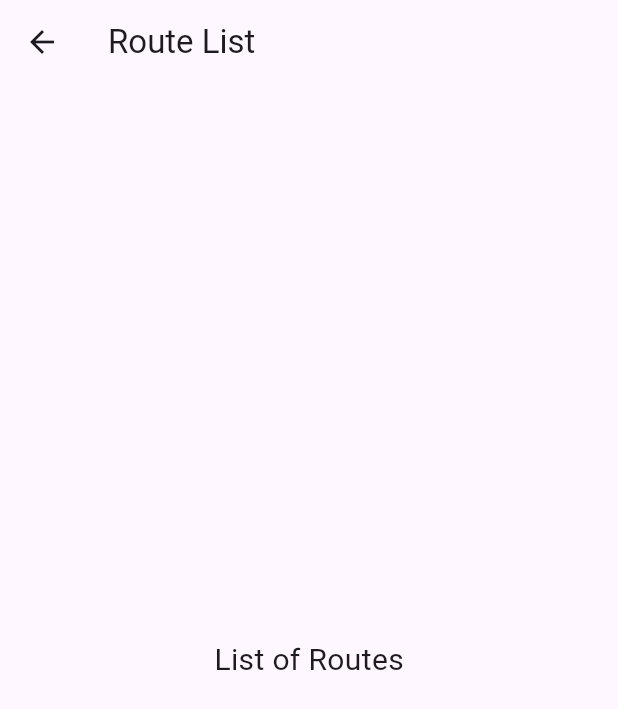
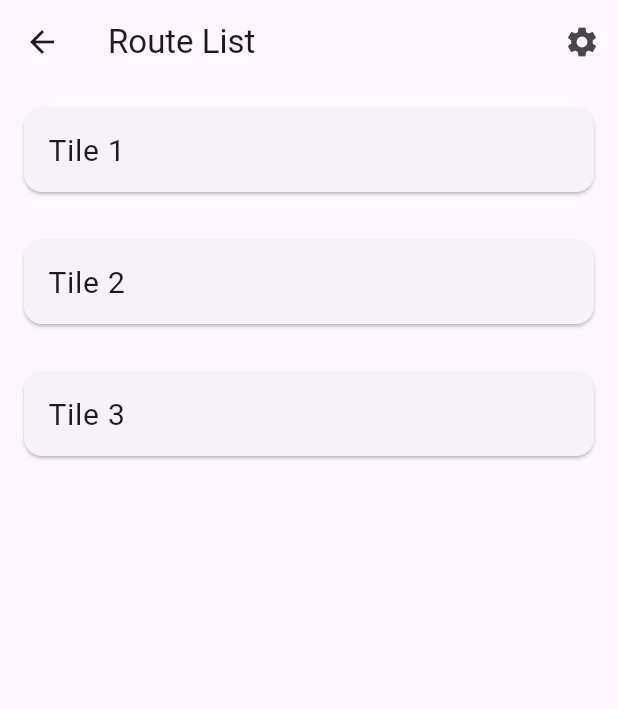
Before and after one commit to samuel-bazinet/hci_mobile_prototype, a Flutter app: the PlanRoutePage screen opened directly, after a tap on "Search", on a phone screen of 412 x 824 dp. Shown: the top 709 px of the screen. Run offline on Flutter 3.47's test engine with Material 3 defaults, Android fonts, the phone set to English and light mode, and no system bars.

Commit message:
added more pages

```diff
--- a/lib/PlanRoute.dart
+++ b/lib/PlanRoute.dart
@@ -1,5 +1,7 @@
 import 'package:flutter/material.dart';
 import 'RouteList.dart';
+import 'Settings.dart';
+import 'Filter.dart';
 
 class PlanRoutePage extends StatelessWidget {
   @override
@@ -7,6 +9,26 @@ class PlanRoutePage extends StatelessWidget {
     return Scaffold(
       appBar: AppBar(
         title: Text('Plan Route'),
+        actions: [
+          IconButton(
+            icon: Icon(Icons.settings),
+            onPressed: () {
+              Navigator.push(
+                context,
+                MaterialPageRoute(builder: (context) => SettingsPage()),
+              );
+            },
+          ),
+          IconButton(
+            icon: Icon(Icons.edit),
+            onPressed: () {
+              Navigator.push(
+                context,
+                MaterialPageRoute(builder: (context) => Filter()),
+              );
+            },
+          ),
+        ],
       ),
       body: Center(
         child: Text(
@@ -17,7 +39,7 @@ class PlanRoutePage extends StatelessWidget {
       // Using an ElevatedButton for navigation
       bottomNavigationBar: Center(
         child: Column(
-          mainAxisAlignment: MainAxisAlignment.center, // Align the button at the center
+          mainAxisAlignment: MainAxisAlignment.center,
           children: [
             ElevatedButton(
               onPressed: () {
@@ -34,6 +56,7 @@ class PlanRoutePage extends StatelessWidget {
                 ),
               ),
             ),
+
           ],
         ),
       ),
--- a/lib/RouteList.dart
+++ b/lib/RouteList.dart
@@ -1,4 +1,6 @@
 import 'package:flutter/material.dart';
+import 'RouteInformation.dart' as MyRoute;
+import 'Settings.dart';
 
 class RouteList extends StatelessWidget {
   @override
@@ -6,11 +8,44 @@ class RouteList extends StatelessWidget {
     return Scaffold(
       appBar: AppBar(
         title: Text('Route List'),
+        actions: [
+          IconButton(
+            icon: Icon(Icons.settings),
+            onPressed: () {
+              Navigator.push(
+                context,
+                MaterialPageRoute(builder: (context) => SettingsPage()),
+              );
+            },
+          ),
+        ],
       ),
-      body: Center(
-        child: Text(
-          'List of Routes',
-          style: TextStyle(fontSize: 20.0),
+      body: ListView(
+        children: [
+          buildTile(context, 'Tile 1'),
+          buildTile(context, 'Tile 2'),
+          buildTile(context, 'Tile 3'),
+        ],
+      ),
+    );
+  }
+
+  Widget buildTile(BuildContext context, String title) {
+    return GestureDetector(
+      onTap: () {
+        Navigator.push(
+          context,
+          MaterialPageRoute(builder: (context) => MyRoute.RouteInformation(title)),
+        );
+
+      },
+      child: Card(
+        margin: EdgeInsets.all(16.0),
+        child: ListTile(
+          title: Text(
+            title,
+            style: TextStyle(fontSize: 20.0),
+          ),
         ),
       ),
     );
```
Also changed, not shown: lib/Filter.dart (added, +18 -0 lines), lib/RouteInformation.dart (added, +35 -0 lines), lib/Settings.dart (added, +18 -0 lines), lib/main.dart (+12 -0 lines).
